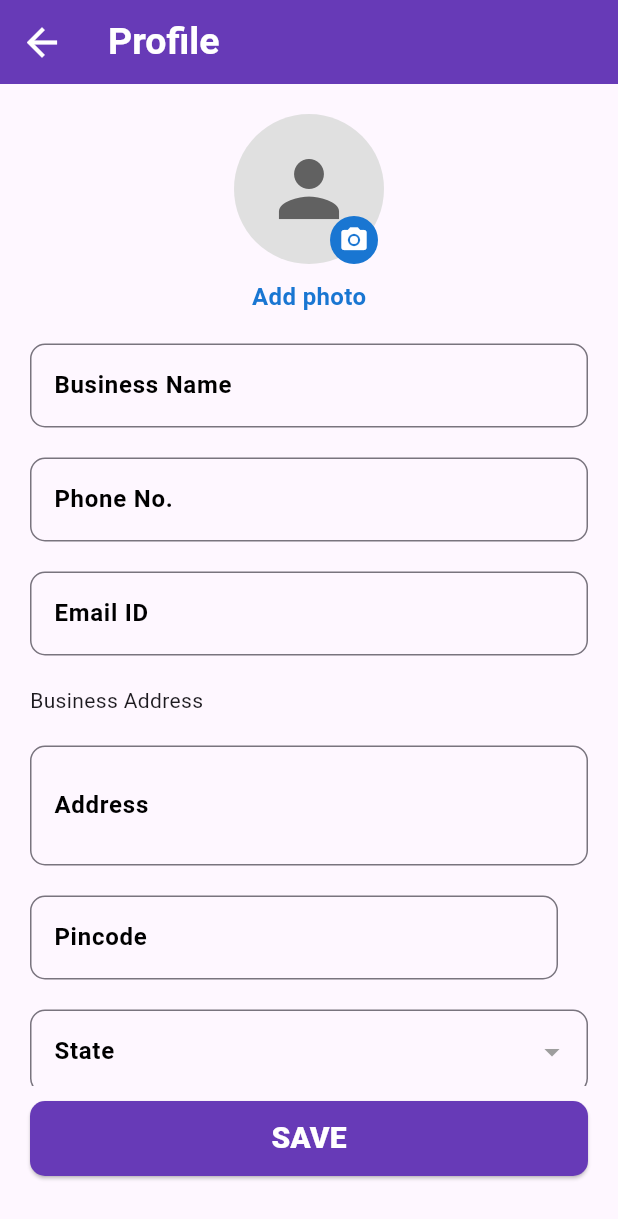
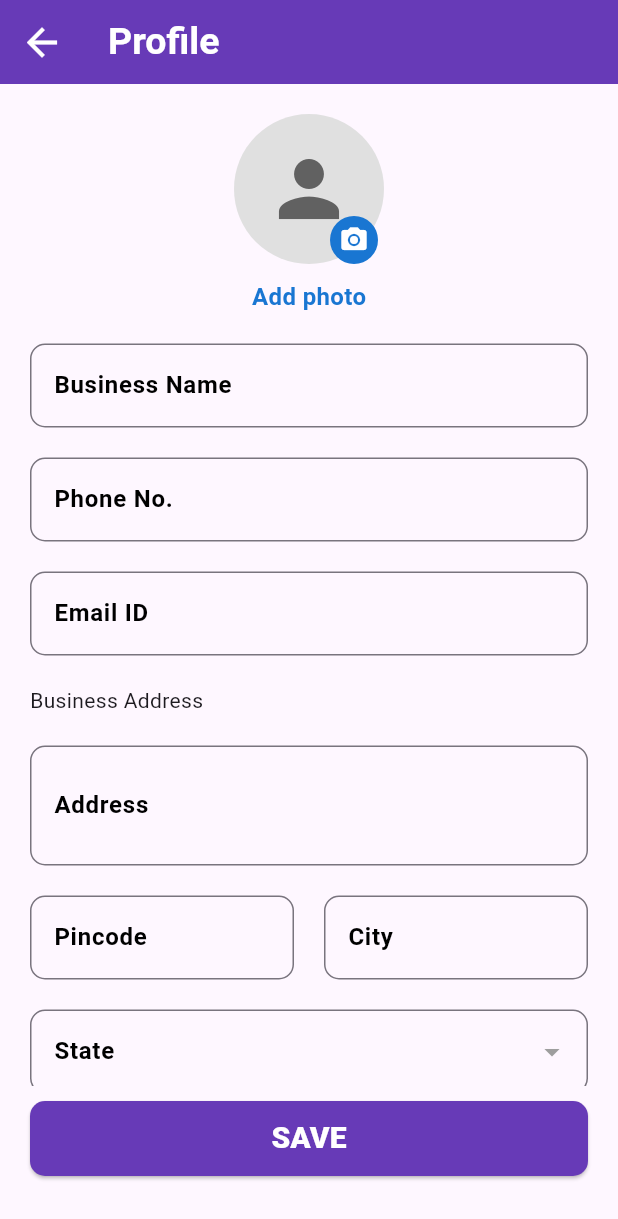
Before and after one commit to YMN7300/offline_billing_app, a Flutter app: the ProfilePage screen opened by its route, on a phone screen of 412 x 824 dp. Shown: the top 1219 px of the screen. Run offline on Flutter 3.47's test engine with Material 3 defaults, Android fonts, the phone set to English and light mode, and no system bars; our stand-ins replace fl_chart, image_cropper, image_picker, pdf, printing, share_plus and 1 more; missing offline and left inert: flutter_rounded_date_picker; accounts and stored records are empty.

Commit message:
undo city text field

```diff
--- a/lib/navigation_pages/appbar_buttons/profile.dart
+++ b/lib/navigation_pages/appbar_buttons/profile.dart
@@ -532,6 +532,12 @@ class _ProfilePageState extends State<ProfilePage> {
                           ),
                         ),
                         const SizedBox(width: 20),
+                        Expanded(
+                          child: CustomTextField(
+                            labelText: 'City',
+                            controller: _cityController,
+                          ),
+                        ),
                       ],
                     ),
                     sizedBox20(),
```
